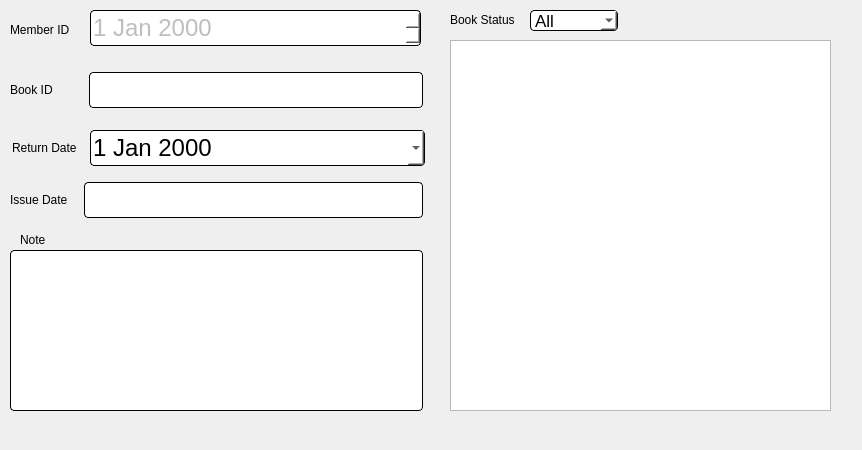
This is LibraryManagementSoftware/LibraryManagementSoftware/returnbook.ui in vashutangri/library_management_system as Qt 5 draws it before an edit. The edited form follows.
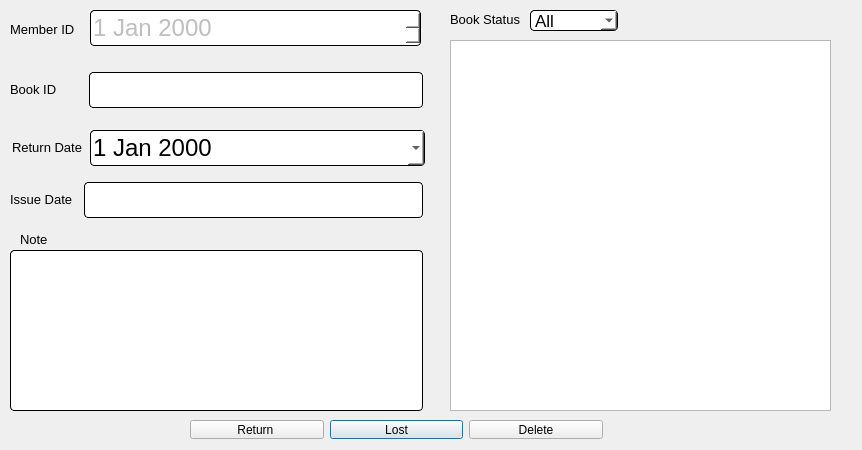
This is the edited form.

The edit to the form file:
```diff
--- a/LibraryManagementSoftware/LibraryManagementSoftware/returnbook.ui
+++ b/LibraryManagementSoftware/LibraryManagementSoftware/returnbook.ui
@@ -29,7 +29,7 @@
     </sizepolicy>
    </property>
    <property name="styleSheet">
-    <string notr="true">font: 10pt &quot;Comic Sans MS&quot;;
+    <string notr="true">font: 10pt;
 color: rgb(0, 0, 0);</string>
    </property>
    <property name="text">
@@ -115,7 +115,7 @@
     </sizepolicy>
    </property>
    <property name="styleSheet">
-    <string notr="true">font: 10pt &quot;Comic Sans MS&quot;;
+    <string notr="true">font: 10pt ;
 color: rgb(0, 0, 0);</string>
    </property>
    <property name="text">
@@ -162,7 +162,7 @@
     </sizepolicy>
    </property>
    <property name="styleSheet">
-    <string notr="true">font: 10pt &quot;Comic Sans MS&quot;;
+    <string notr="true">font: 10pt;
 color: rgb(0, 0, 0);</string>
    </property>
    <property name="text">
@@ -185,7 +185,7 @@
     </sizepolicy>
    </property>
    <property name="styleSheet">
-    <string notr="true">font: 10pt &quot;Comic Sans MS&quot;;
+    <string notr="true">font: 10pt ;
 color: rgb(0, 0, 0);</string>
    </property>
    <property name="text">
@@ -208,7 +208,7 @@
     </sizepolicy>
    </property>
    <property name="styleSheet">
-    <string notr="true">font: 10pt &quot;Comic Sans MS&quot;;
+    <string notr="true">font: 10pt;
 color: rgb(0, 0, 0);</string>
    </property>
    <property name="text">
@@ -291,7 +291,7 @@
     </sizepolicy>
    </property>
    <property name="styleSheet">
-    <string notr="true">font: 10pt &quot;Comic Sans MS&quot;;
+    <string notr="true">font: 10pt;
 color: rgb(0, 0, 0);</string>
    </property>
    <property name="text">
@@ -316,6 +316,54 @@
 }</string>
    </property>
   </widget>
+  <widget class="QPushButton" name="lostBtn">
+   <property name="geometry">
+    <rect>
+     <x>330</x>
+     <y>420</y>
+     <width>133</width>
+     <height>19</height>
+    </rect>
+   </property>
+   <property name="styleSheet">
+    <string notr="true"/>
+   </property>
+   <property name="text">
+    <string>Lost</string>
+   </property>
+  </widget>
+  <widget class="QPushButton" name="deleteBtn">
+   <property name="geometry">
+    <rect>
+     <x>469</x>
+     <y>420</y>
+     <width>134</width>
+     <height>19</height>
+    </rect>
+   </property>
+   <property name="styleSheet">
+    <string notr="true"/>
+   </property>
+   <property name="text">
+    <string>Delete</string>
+   </property>
+  </widget>
+  <widget class="QPushButton" name="returnBtn">
+   <property name="geometry">
+    <rect>
+     <x>190</x>
+     <y>420</y>
+     <width>134</width>
+     <height>19</height>
+    </rect>
+   </property>
+   <property name="styleSheet">
+    <string notr="true"/>
+   </property>
+   <property name="text">
+    <string>Return </string>
+   </property>
+  </widget>
  </widget>
  <resources/>
  <connections/>
```
